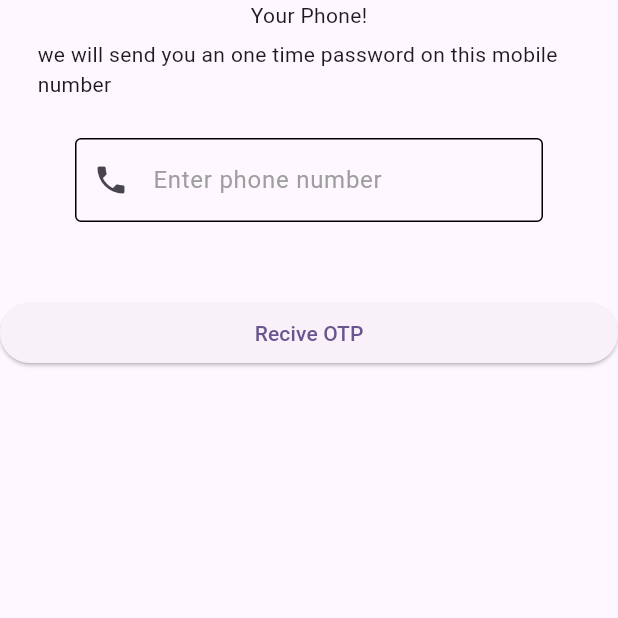
After one commit to kasun0403/Auth_application, a Flutter app: the screen it shows after launch, after a tap on "Login with mobile number", on a phone screen of 412 x 824 dp, the top half of it. The commit adds this screen. Run offline on Flutter 3.47's test engine with Material 3 defaults, Android fonts, the phone set to English and light mode, and no system bars; our stand-ins replace firebase_auth, firebase_core, get, google_sign_in, pinput; accounts and stored records are empty; network calls fail.

Commit message:
mobile auth

```diff
--- a/lib/pages/login.dart
+++ b/lib/pages/login.dart
@@ -1,4 +1,5 @@
 import 'package:auth_app/pages/forget_pw.dart';
+import 'package:auth_app/pages/mobile_home.dart';
 import 'package:auth_app/pages/sign_up.dart';
 import 'package:firebase_auth/firebase_auth.dart';
 import 'package:flutter/material.dart';
@@ -91,7 +92,10 @@ class _LoginPageState extends State<LoginPage> {
                   ),
                   ElevatedButton(
                       onPressed: () => googleLogin(),
-                      child: const Text("Sign in with google"))
+                      child: const Text("Sign in with google")),
+                  ElevatedButton(
+                      onPressed: () => Get.to(const MobileHome()),
+                      child: const Text("Login with mobile number"))
                 ],
               ),
             ),
--- /dev/null
+++ b/lib/pages/mobile_home.dart
@@ -0,0 +1,86 @@
+import 'package:auth_app/pages/otp_page.dart';
+import 'package:firebase_auth/firebase_auth.dart';
+import 'package:flutter/material.dart';
+import 'package:get/get.dart';
+
+class MobileHome extends StatefulWidget {
+  const MobileHome({super.key});
+
+  @override
+  State<MobileHome> createState() => _MobileHomeState();
+}
+
+class _MobileHomeState extends State<MobileHome> {
+  TextEditingController phoneNumeber = TextEditingController();
+
+  sendCode() async {
+    try {
+      await FirebaseAuth.instance.verifyPhoneNumber(
+        phoneNumber: '+81${phoneNumeber.text}',
+        verificationCompleted: (PhoneAuthCredential credential) {},
+        verificationFailed: (FirebaseAuthException e) {
+          Get.snackbar("Error occured", e.code);
+        },
+        codeSent: (verificationId, forceResendingToken) {
+          Get.to(OtpPage(verificationId: verificationId));
+        },
+        codeAutoRetrievalTimeout: (verificationId) {},
+      );
+    } on FirebaseAuthException catch (e) {
+      Get.snackbar("Error Occured", e.code);
+    } catch (e) {
+      Get.snackbar("Error Occured", e.toString());
+    }
+  }
+
+  @override
+  Widget build(BuildContext context) {
+    return Scaffold(
+      body: ListView(
+        shrinkWrap: true,
+        children: [
+          const Center(
+            child: Text("Your Phone!"),
+          ),
+          const Padding(
+            padding: EdgeInsets.symmetric(horizontal: 25, vertical: 6),
+            child: Text(
+                "we will send you an one time password on this mobile number"),
+          ),
+          const SizedBox(height: 20),
+          phoneText(),
+          const SizedBox(height: 50),
+          button(),
+        ],
+      ),
+    );
+  }
+
+  Widget phoneText() {
+    return Padding(
+      padding: const EdgeInsets.symmetric(horizontal: 50),
+      child: TextField(
+        controller: phoneNumeber,
+        keyboardType: TextInputType.number,
+        decoration: const InputDecoration(
+          prefix: Text("+81"),
+          prefixIcon: Icon(Icons.phone),
+          labelText: "Enter phone number",
+          hintStyle: TextStyle(color: Colors.grey),
+          labelStyle: TextStyle(color: Colors.grey),
+          enabledBorder: OutlineInputBorder(
+            borderSide: BorderSide(color: Colors.black),
+          ),
+          focusedBorder: OutlineInputBorder(
+            borderSide: BorderSide(color: Colors.black),
+          ),
+        ),
+      ),
+    );
+  }
+
+  Widget button() {
+    return ElevatedButton(
+        onPressed: () => sendCode(), child: const Text("Recive OTP"));
+  }
+}
--- a/pubspec.yaml
+++ b/pubspec.yaml
@@ -38,6 +38,7 @@ dependencies:
   firebase_auth: ^5.3.4
   google_sign_in: ^6.2.2
   get: ^4.6.6
+  pinput: ^5.0.0
 
 dev_dependencies:
   flutter_test:
```
Also changed, not shown: lib/pages/otp_page.dart (added, +80 -0 lines), pubspec.lock.
